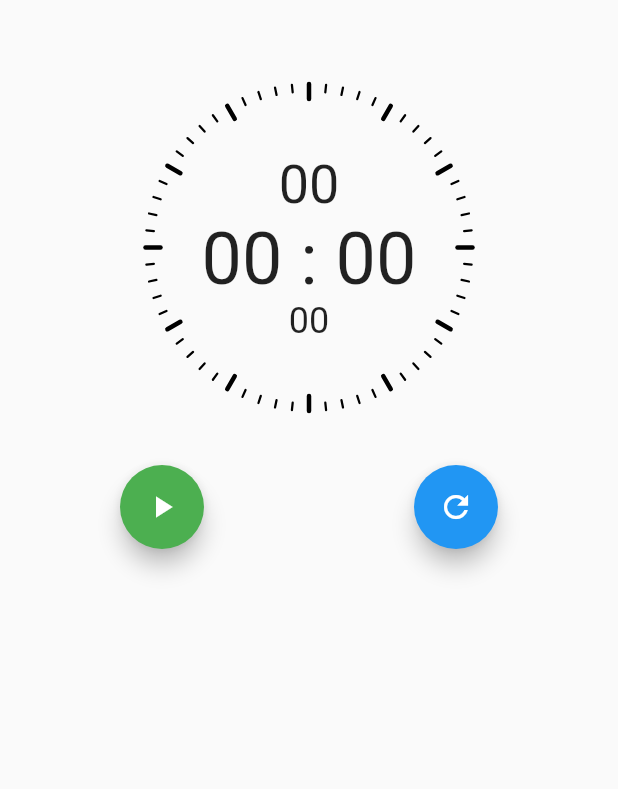
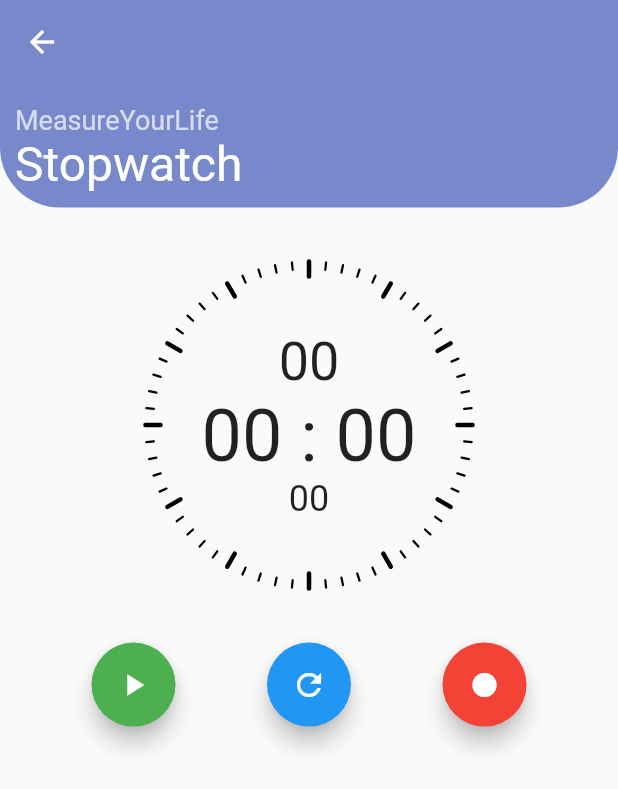
Before and after one commit to measure-your-life-squad/measure-your-life, a Flutter app: the StopwatchHomePage screen opened directly, on a phone screen of 412 x 824 dp. Shown: the top 789 px of the screen. Run offline on Flutter 3.47's test engine with Material 2 defaults, Android fonts, the phone set to English and light mode, and no system bars; our stand-ins replace charts_flutter, flutter_svg, mask_text_input_formatter, rflutter_alert; missing offline and left inert: flutter_picker, icons_helper; accounts and stored records are empty.

Commit message:
implement 3 buttons for stopwatch, print start and end

```diff
--- a/mobile_app/lib/screens/main_stopwatch.dart
+++ b/mobile_app/lib/screens/main_stopwatch.dart
@@ -14,9 +14,11 @@ class MainScreenPortrait extends StatefulWidget {
 class MainScreenPortraitState extends State<MainScreenPortrait> {
   Icon leftButtonIcon;
   Icon rightButtonIcon;
+  Icon centreButtonIcon;
 
   Color leftButtonColor;
   Color rightButtonColor;
+  Color centreButtonColor;
 
   Timer timer;
 
@@ -35,15 +37,19 @@ class MainScreenPortraitState extends State<MainScreenPortrait> {
       leftButtonIcon = Icon(Icons.pause);
       leftButtonColor = Colors.red;
       rightButtonIcon = Icon(
-        Icons.fiber_manual_record,
-        color: Colors.red,
+        Icons.refresh,
+        color: Colors.blue,
       );
       rightButtonColor = Colors.white70;
+      centreButtonIcon = Icon(Icons.fiber_manual_record);
+      centreButtonColor = Colors.red;
     } else {
       leftButtonIcon = Icon(Icons.play_arrow);
       leftButtonColor = Colors.green;
       rightButtonIcon = Icon(Icons.refresh);
       rightButtonColor = Colors.blue;
+      centreButtonIcon = Icon(Icons.fiber_manual_record);
+      centreButtonColor = Colors.red;
     }
     super.initState();
   }
@@ -62,6 +68,42 @@ class MainScreenPortraitState extends State<MainScreenPortrait> {
     return Column(
       mainAxisAlignment: MainAxisAlignment.center,
       children: <Widget>[
+        Container(
+            height: MediaQuery.of(context).size.height * 0.1,
+            child: Stack(
+              children: <Widget>[
+                Container(
+                  width: MediaQuery.of(context).size.width,
+                  height: MediaQuery.of(context).size.height * 0.23,
+                  decoration: BoxDecoration(
+                    color: Theme.of(context).primaryColor,
+                    borderRadius: BorderRadius.only(
+                      bottomLeft: Radius.circular(40.0),
+                      bottomRight: Radius.circular(40.0),
+                    ),
+                  ),
+                ),
+                Positioned(
+                  bottom: 10,
+                  left: 10,
+                  right: 0,
+                  child: Column(
+                    crossAxisAlignment: CrossAxisAlignment.start,
+                    children: <Widget>[
+                      Text(
+                        'MeasureYourLife',
+                        style: TextStyle(color: Colors.white70, fontSize: 18),
+                      ),
+                      Text(
+                        'Stopwatch',
+                        style: TextStyle(color: Colors.white, fontSize: 32),
+                      ),
+                    ],
+                  ),
+                )
+              ],
+            ),
+          ),
         SizedBox(height: 20.0),
         Container(
           height: 250.0,
@@ -77,12 +119,16 @@ class MainScreenPortraitState extends State<MainScreenPortrait> {
                 backgroundColor: leftButtonColor,
                 onPressed: startOrStopWatch,
                 child: leftButtonIcon),
-            SizedBox(width: 20.0),
             FloatingActionButton(
                 heroTag: "btn2",
                 backgroundColor: rightButtonColor,
-                onPressed: saveOrRefreshWatch,
+                onPressed: resetWatch,
                 child: rightButtonIcon),
+            FloatingActionButton(
+                heroTag: "btn3",
+                backgroundColor: centreButtonColor,
+                onPressed: saveWatch,
+                child: centreButtonIcon),
           ],
         ),
         SizedBox(height: 20.0),
@@ -92,13 +138,13 @@ class MainScreenPortraitState extends State<MainScreenPortrait> {
               itemBuilder: (context, index) {
                 return ListTile(
                   title: Container(
-                      alignment: Alignment.center,
+                      alignment: Alignment.bottomLeft,
                       child: Text(
                         createListItemText(
                             widget.dependencies.savedTimeList.length,
                             index,
                             widget.dependencies.savedTimeList.elementAt(index)),
-                        style: TextStyle(fontSize: 24.0),
+                        style: TextStyle(fontSize: 15.0),
                       )),
                 );
               }),
@@ -114,39 +160,71 @@ class MainScreenPortraitState extends State<MainScreenPortrait> {
       leftButtonColor = Colors.green;
       rightButtonIcon = Icon(Icons.refresh);
       rightButtonColor = Colors.blue;
+      centreButtonIcon = Icon(Icons.fiber_manual_record);
+      centreButtonColor = Colors.red;
       widget.dependencies.stopwatch.stop();
       setState(() {});
     } else {
       leftButtonIcon = Icon(Icons.pause);
       leftButtonColor = Colors.red;
       rightButtonIcon = Icon(
-        Icons.fiber_manual_record,
-        color: Colors.red,
+        Icons.refresh,
+        color: Colors.white70,
       );
-      rightButtonColor = Colors.white70;
+      rightButtonColor = Colors.blue;
+      centreButtonIcon = Icon(Icons.fiber_manual_record);
+      centreButtonColor = Colors.red;
       widget.dependencies.stopwatch.start();
       timer = new Timer.periodic(new Duration(milliseconds: 20), updateTime);
     }
   }
 
-  saveOrRefreshWatch() {
+  resetWatch() {
+    setState(() {
+    if (widget.dependencies.stopwatch.isRunning) {
+      widget.dependencies.stopwatch.stop();
+    }
+    leftButtonIcon = Icon(Icons.play_arrow);
+    leftButtonColor = Colors.green;
+    widget.dependencies.stopwatch.reset();
+    widget.dependencies.savedTimeList.clear();
+  });
+  }
+
+  saveWatch() {
     setState(() {
       if (widget.dependencies.stopwatch.isRunning) {
-        widget.dependencies.savedTimeList.insert(
-            0,
-            widget.dependencies.transformMilliSecondsToString(
-                widget.dependencies.stopwatch.elapsedMilliseconds));
-      } else {
-        widget.dependencies.stopwatch.reset();
-        widget.dependencies.savedTimeList.clear();
+        widget.dependencies.stopwatch.stop();
       }
+      widget.dependencies.savedTimeList.insert(
+        0,
+        widget.dependencies.transformMilliSecondsToString(
+        widget.dependencies.stopwatch.elapsedMilliseconds)
+      );
     });
   }
 
+Duration parseDuration(String s) {
+  int hours = 0;
+  int minutes = 0;
+  int micros;
+  List<String> parts = s.split(':');
+  if (parts.length > 2) {
+    hours = int.parse(parts[parts.length - 3]);
+  }
+  if (parts.length > 1) {
+    minutes = int.parse(parts[parts.length - 2]);
+  }
+  micros = (double.parse(parts[parts.length - 1]) * 1000000).round();
+  return Duration(hours: hours, minutes: minutes, microseconds: micros);
+}
+
   String createListItemText(int listSize, int index, String time) {
-    index = listSize - index;
-    String indexText = index.toString().padLeft(2, '0');
-
-    return 'Time $indexText, $time';
+    Duration length = parseDuration(time);
+    DateTime endDate = DateTime.now();
+    DateTime startDate = endDate.subtract(length);
+    print(endDate);
+    print(startDate);
+    return 'Activity Start: $startDate \nActivity End: $endDate';
   }
 }
--- a/mobile_app/lib/screens/stopwatch.dart
+++ b/mobile_app/lib/screens/stopwatch.dart
@@ -25,9 +25,12 @@ class StopwatchHomePage extends StatelessWidget {
   @override
   Widget build(BuildContext context) {
     return Scaffold(
+      appBar: AppBar(
+        elevation: 0.0,
+        centerTitle: true,
+      ),
         body: new Container(
             alignment: Alignment.center,
-            padding: EdgeInsets.all(20.0),
             child:
               MainScreenPortrait(dependencies: dependencies)
       )
```
